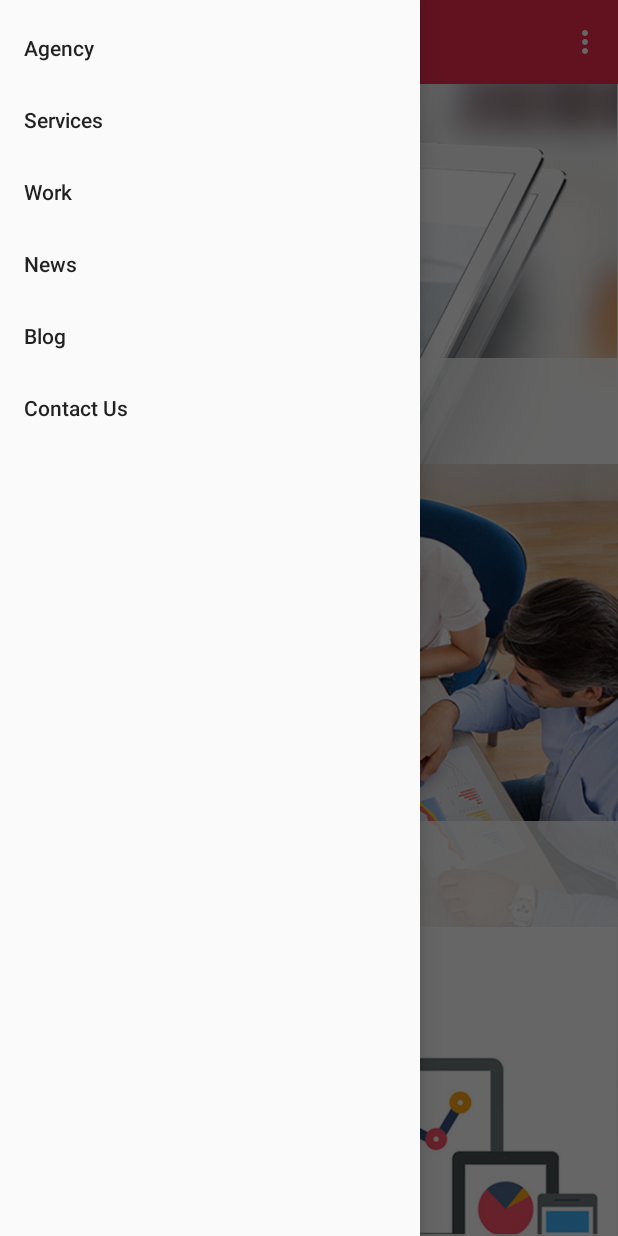
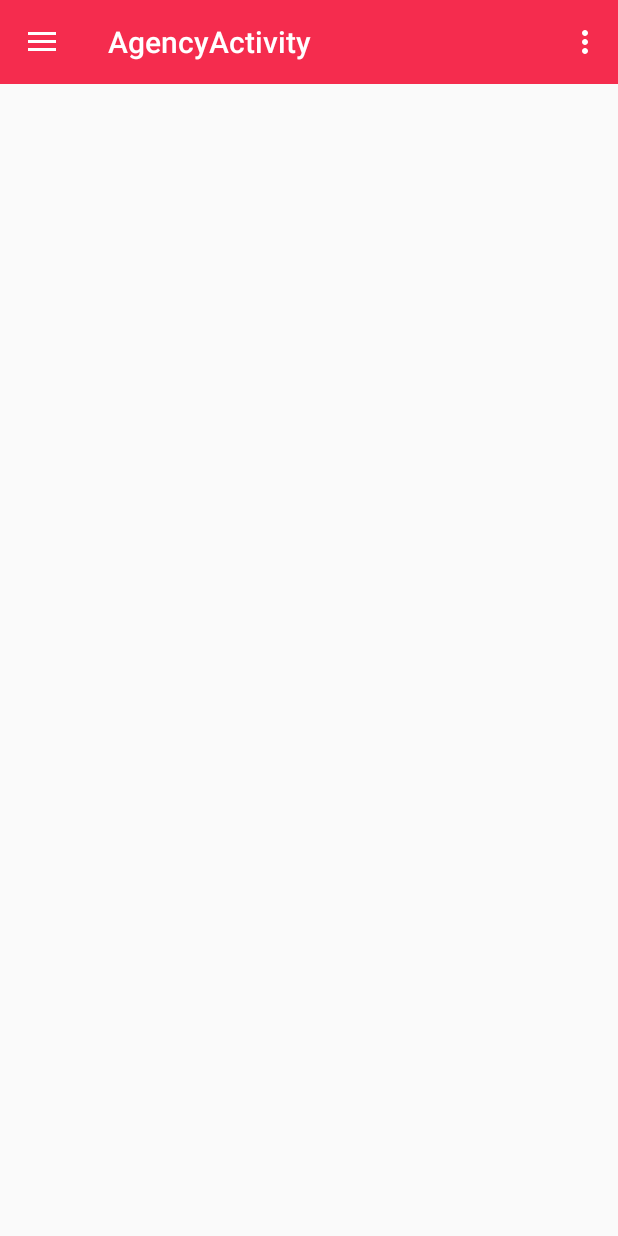
Before and after one commit to aoiserizawa/oom-app, an Android app: the MainActivity screen opened directly, with no data from a screen before it, after a tap on "Agency", on a phone screen of 412 x 824 dp. Run offline under Robolectric (Android 15) with nearby library versions, the phone set to English and light mode, and no system bars; 1 other tap on this screen came first.

Commit message:
new approach navigation but it calls the new activity from the drawer and might slow down the app

```diff
--- a/app/src/main/AndroidManifest.xml
+++ b/app/src/main/AndroidManifest.xml
@@ -7,19 +7,23 @@
         android:icon="@mipmap/ic_launcher"
         android:label="@string/app_name"
         android:theme="@style/AppTheme" >
-
-        <activity android:name=".SplashScreen"
-            android:label="@string/app_name">
+        <activity
+            android:name=".SplashScreen"
+            android:label="@string/app_name" >
             <intent-filter>
                 <action android:name="android.intent.action.MAIN" />
+
                 <category android:name="android.intent.category.LAUNCHER" />
             </intent-filter>
         </activity>
-
         <activity
             android:name=".MainActivity"
             android:label="OOm" >
         </activity>
+        <activity
+            android:name=".AgencyActivity"
+            android:label="@string/title_activity_agency" >
+        </activity>
     </application>
 
 </manifest>
--- /dev/null
+++ b/app/src/main/java/com/serverus/oom/AgencyActivity.java
@@ -0,0 +1,79 @@
+package com.serverus.oom;
+
+import android.content.Intent;
+import android.os.Bundle;
+import android.support.design.widget.NavigationView;
+import android.support.v4.widget.DrawerLayout;
+import android.support.v7.app.ActionBarDrawerToggle;
+import android.support.v7.widget.Toolbar;
+import android.util.Log;
+import android.view.Menu;
+import android.view.MenuItem;
+
+public class AgencyActivity extends BaseActivity {
+    public MenuItem menu;
+
+
+    @Override
+    protected void onCreate(Bundle savedInstanceState) {
+        super.onCreate(savedInstanceState);
+        setContentView(R.layout.activity_agency);
+
+        Intent intent = getIntent();
+        int menuId = intent.getIntExtra("menuItemDisb", 0);
+
+
+        initDrawer();
+
+    }
+
+    @Override
+    public boolean onCreateOptionsMenu(Menu menu) {
+        // Inflate the menu; this adds items to the action bar if it is present.
+
+        getMenuInflater().inflate(R.menu.menu_agency, menu);
+        return true;
+    }
+
+    @Override
+    public boolean onOptionsItemSelected(MenuItem item) {
+        // Handle action bar item clicks here. The action bar will
+        // automatically handle clicks on the Home/Up button, so long
+        // as you specify a parent activity in AndroidManifest.xml.
+        int id = item.getItemId();
+
+        //noinspection SimplifiableIfStatement
+        if (id == R.id.action_settings) {
+            return true;
+        }
+
+        return super.onOptionsItemSelected(item);
+    }
+
+
+    public void initDrawer(){
+
+        Log.d("aoi", "init drawer " + String.valueOf(mSelectedId));
+
+        mToolBar = (Toolbar) findViewById(R.id.app_bar);
+        setSupportActionBar(mToolBar);
+        mDrawer = (NavigationView) findViewById(R.id.main_drawer);
+
+        mDrawer.getMenu().getItem(mSelectedId).setChecked(true).setEnabled(false);
+
+        mDrawer.setNavigationItemSelectedListener(this);
+
+        mDrawerLayout = (DrawerLayout) findViewById(R.id.drawer_parent);
+        mdrawerToggle = new ActionBarDrawerToggle(
+                this,
+                mDrawerLayout,
+                mToolBar,
+                R.string.drawer_open,
+                R.string.drawer_close);
+
+        mDrawerLayout.setDrawerListener(mdrawerToggle);
+
+        // indicator based on whether the drawerlayout is in open or closed
+        mdrawerToggle.syncState();
+    }
+}
--- /dev/null
+++ b/app/src/main/java/com/serverus/oom/BaseActivity.java
@@ -0,0 +1,77 @@
+package com.serverus.oom;
+
+import android.content.Intent;
+import android.content.SharedPreferences;
+import android.os.Bundle;
+import android.os.PersistableBundle;
+import android.support.design.widget.NavigationView;
+import android.support.v4.view.GravityCompat;
+import android.support.v4.widget.DrawerLayout;
+import android.support.v7.app.ActionBarDrawerToggle;
+import android.support.v7.app.AppCompatActivity;
+import android.support.v7.widget.Toolbar;
+import android.util.Log;
+import android.view.ContextMenu;
+import android.view.Menu;
+import android.view.MenuItem;
+import android.view.View;
+
+/**
+ * Created by alvinvaldez on 6/28/15.
+ */
+public class BaseActivity extends AppCompatActivity implements NavigationView.OnNavigationItemSelectedListener {
+
+    private static final String SELECTED_ITEM_ID = "selected_id";
+    public DrawerLayout mDrawerLayout;
+    public Toolbar mToolBar;
+    public NavigationView mDrawer;
+    public ActionBarDrawerToggle mdrawerToggle;
+
+    public int mSelectedId;
+
+    public MenuItem mymenu;
+
+//    SharedPreferences pref = getApplicationContext().getSharedPreferences("MyPref", MODE_PRIVATE);
+//    SharedPreferences.Editor editor = pref.edit();
+
+    @Override
+    protected void onCreate(Bundle savedInstanceState) {
+        super.onCreate(savedInstanceState);
+
+        if(savedInstanceState != null){
+            mSelectedId = savedInstanceState.getInt(SELECTED_ITEM_ID);
+        }
+
+        Log.d("aoi", "save instance "+String.valueOf(mSelectedId));
+
+    }
+
+    @Override
+    public boolean onNavigationItemSelected(MenuItem menuItem) {
+        Intent intent = null;
+        mymenu = menuItem;
+        mSelectedId =  menuItem.getItemId();
+
+
+
+        Log.d("aoi", "menu item"+mymenu);
+
+        Log.d("aoi", "selected item "+String.valueOf(mSelectedId));
+
+        mDrawerLayout.closeDrawer(GravityCompat.START);
+        switch (menuItem.getItemId()) {
+            case R.id.agency_menu_item:
+                intent = new Intent(this, AgencyActivity.class);
+
+                intent.putExtra("menuItemDisb", mSelectedId);
+                startActivity(intent);
+                break;
+        }
+
+        return false;
+    }
+
+
+
+
+}
--- a/app/src/main/java/com/serverus/oom/MainActivity.java
+++ b/app/src/main/java/com/serverus/oom/MainActivity.java
@@ -1,11 +1,14 @@
 package com.serverus.oom;
 
+import android.content.Intent;
 import android.content.res.Configuration;
 import android.support.design.widget.Snackbar;
+import android.support.v4.view.GravityCompat;
 import android.support.v4.widget.DrawerLayout;
 import android.support.v7.app.ActionBarDrawerToggle;
 import android.support.v7.app.AppCompatActivity;
 import android.os.Bundle;
+import android.util.Log;
 import android.view.Menu;
 import android.view.MenuItem;
 import android.support.v7.widget.Toolbar;
@@ -15,11 +18,7 @@ import android.widget.LinearLayout;
 import android.widget.RelativeLayout;
 
 
-public class MainActivity extends AppCompatActivity implements View.OnClickListener{
-    private Toolbar mToolBar;
-    private NavigationView mDrawer;
-    private ActionBarDrawerToggle mdrawerToggle;
-    private DrawerLayout mDrawerLayout;
+public class MainActivity extends BaseActivity implements View.OnClickListener {
 
     private RelativeLayout digitalFrontier;
     private RelativeLayout forwardThinkers;
@@ -29,11 +28,13 @@ public class MainActivity extends AppCompatActivity implements View.OnClickListe
 
     public String viewVar;
 
+
     @Override
     protected void onCreate(Bundle savedInstanceState) {
         super.onCreate(savedInstanceState);
+
         setContentView(R.layout.activity_main);
-
+        initDrawer();
         initViews();
 
         digitalFrontier.setOnClickListener(this);
@@ -71,20 +72,6 @@ public class MainActivity extends AppCompatActivity implements View.OnClickListe
     }
 
     private void initViews(){
-        mToolBar = (Toolbar) findViewById(R.id.app_bar);
-        setSupportActionBar(mToolBar);
-        mDrawer = (NavigationView) findViewById(R.id.main_drawer);
-        mDrawerLayout = (DrawerLayout) findViewById(R.id.drawer_parent);
-        mdrawerToggle = new ActionBarDrawerToggle(
-                this,
-                mDrawerLayout,
-                mToolBar,
-                R.string.drawer_open,
-                R.string.drawer_close);
-
-        mDrawerLayout.setDrawerListener(mdrawerToggle);
-        // indicator based on whether the drawerlayout is in open or closed
-        mdrawerToggle.syncState();
 
         digitalFrontier = (RelativeLayout) findViewById(R.id.digital_frontier);
         forwardThinkers = (RelativeLayout) findViewById(R.id.forward_thinkers);
@@ -123,4 +110,32 @@ public class MainActivity extends AppCompatActivity implements View.OnClickListe
 
         Snackbar.make(mDrawerLayout, viewVar , Snackbar.LENGTH_LONG).show();
     }
+
+    public void initDrawer(){
+
+        Log.d("aoi", "init drawer " + String.valueOf(mSelectedId));
+
+        mToolBar = (Toolbar) findViewById(R.id.app_bar);
+        setSupportActionBar(mToolBar);
+        mDrawer = (NavigationView) findViewById(R.id.main_drawer);
+
+        if(!mDrawer.getMenu().getItem(mSelectedId).isEnabled()){
+            Log.d("aoi", "NOT CLICKABLE");
+        }
+
+        mDrawer.setNavigationItemSelectedListener(this);
+
+        mDrawerLayout = (DrawerLayout) findViewById(R.id.drawer_parent);
+        mdrawerToggle = new ActionBarDrawerToggle(
+                this,
+                mDrawerLayout,
+                mToolBar,
+                R.string.drawer_open,
+                R.string.drawer_close);
+
+        mDrawerLayout.setDrawerListener(mdrawerToggle);
+
+        // indicator based on whether the drawerlayout is in open or closed
+        mdrawerToggle.syncState();
+    }
 }
--- /dev/null
+++ b/app/src/main/res/layout/activity_agency.xml
@@ -0,0 +1,29 @@
+<android.support.v4.widget.DrawerLayout xmlns:android="http://schemas.android.com/apk/res/android"
+    xmlns:tools="http://schemas.android.com/tools"
+    xmlns:app="http://schemas.android.com/apk/res-auto"
+    android:layout_width="match_parent"
+    android:layout_height="match_parent"
+    android:orientation="vertical"
+    android:id="@+id/drawer_parent"
+    tools:context="com.serverus.oom.AgencyActivity">
+
+    <LinearLayout
+        android:layout_width="match_parent"
+        android:layout_height="match_parent"
+        android:orientation="vertical"
+        android:id="@+id/inner_parent">
+
+        <include android:id="@+id/app_bar" layout="@layout/app_bar" />
+
+    </LinearLayout>
+
+    <android.support.design.widget.NavigationView
+        android:id="@+id/main_drawer"
+        android:layout_width="wrap_content"
+        android:layout_height="match_parent"
+        android:layout_gravity="start"
+        app:menu="@menu/menu_drawer"
+
+        />
+
+</android.support.v4.widget.DrawerLayout>
--- a/app/src/main/res/layout/activity_main.xml
+++ b/app/src/main/res/layout/activity_main.xml
@@ -188,6 +188,7 @@
         android:layout_height="match_parent"
         android:layout_gravity="start"
         app:menu="@menu/menu_drawer"
+
         />
 
 
--- a/app/src/main/res/layout/splash.xml
+++ b/app/src/main/res/layout/splash.xml
@@ -9,7 +9,7 @@
         android:layout_width="wrap_content"
         android:layout_height="wrap_content"
         android:id="@+id/imageView"
-        android:src="@drawable/oom_logo"
+        android:src="@drawable/oomsplash"
         android:layout_centerVertical="true"
         android:layout_centerHorizontal="true" />
 </RelativeLayout>
--- /dev/null
+++ b/app/src/main/res/menu/menu_agency.xml
@@ -0,0 +1,6 @@
+<menu xmlns:android="http://schemas.android.com/apk/res/android"
+    xmlns:app="http://schemas.android.com/apk/res-auto"
+    xmlns:tools="http://schemas.android.com/tools" tools:context="com.serverus.oom.AgencyActivity">
+    <item android:id="@+id/action_settings" android:title="@string/action_settings"
+        android:orderInCategory="100" app:showAsAction="never" />
+</menu>
--- a/app/src/main/res/values/strings.xml
+++ b/app/src/main/res/values/strings.xml
@@ -11,4 +11,6 @@
     <string name="contact_menu_item">Contact Us</string>
     <string name="drawer_open">Open</string>
     <string name="drawer_close">Close</string>
+    <string name="title_activity_base_actvity">BaseActvity</string>
+    <string name="title_activity_agency">AgencyActivity</string>
 </resources>
```
Also changed, not shown: app/src/main/res/drawable/oom_logo.png (deleted), app/src/main/res/drawable/oomsplash.png (added).
